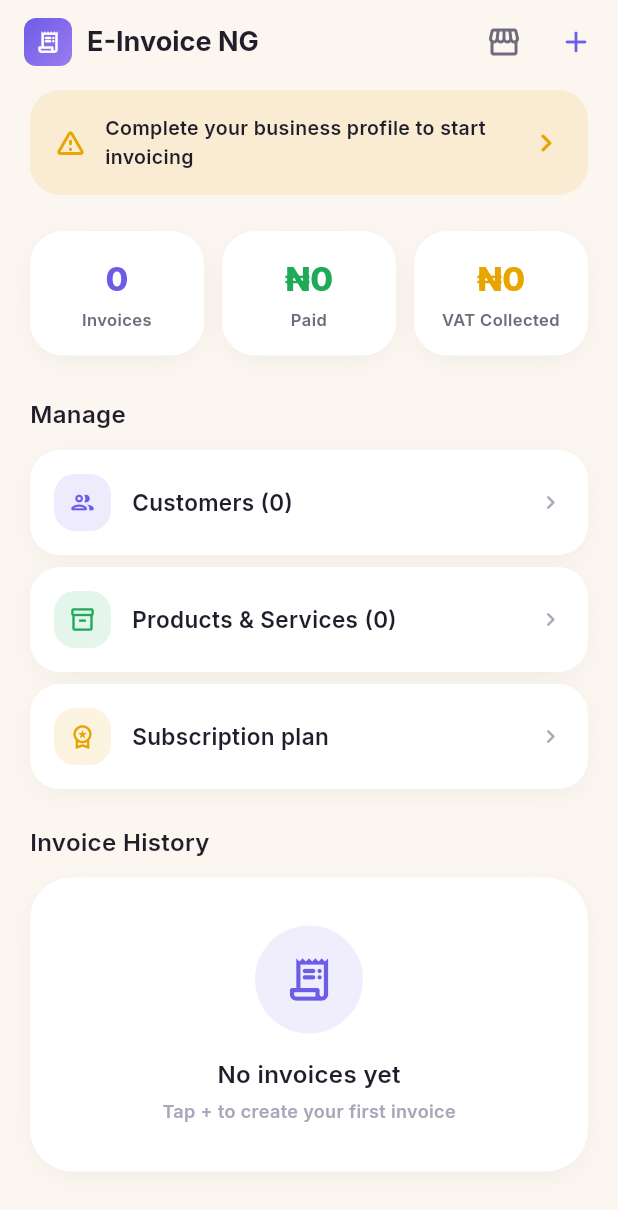
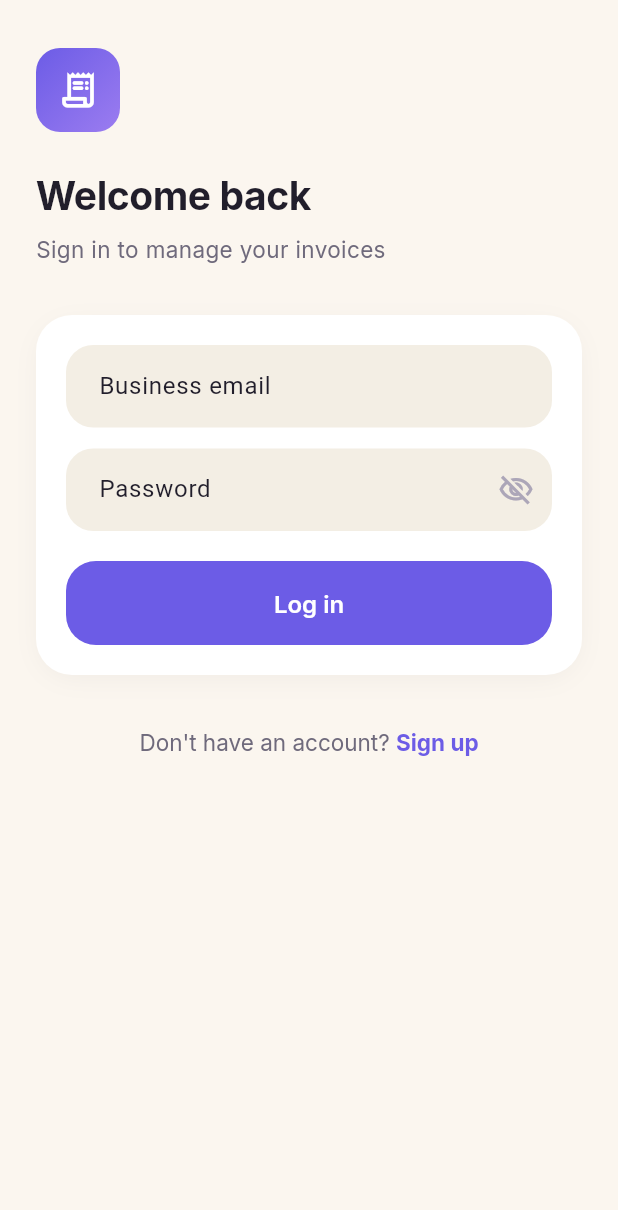
Before and after one commit to akinomosewo-cpu/einvoice_ng, a Flutter app: the screen it shows after launch, on a phone screen of 412 x 824 dp. Shown: the top 1210 px of the screen. Run offline on Flutter 3.47's test engine with Material 3 defaults, Android fonts, the phone set to English and light mode, and no system bars; drawn by our look-alikes of flutter_animate; our stand-ins replace bloc, equatable, flutter_bloc, gap, google_fonts, hive_flutter and 3 more; accounts and stored records are empty.

```diff
--- /dev/null
+++ b/lib/data/auth_service.dart
@@ -0,0 +1,108 @@
+import 'dart:convert';
+import 'dart:math';
+
+import 'package:crypto/crypto.dart';
+import 'package:hive_flutter/hive_flutter.dart';
+
+/// Local-only authentication for the offline-first app. There is no backend,
+/// so a single business account is stored on-device in Hive: a salted hash
+/// of the password (never the plaintext) plus a "logged in" flag that lets
+/// returning users skip straight to the dashboard.
+///
+/// This intentionally mirrors [LocalStore]'s style (a thin wrapper over a
+/// Hive box of plain values) so it needs no generated adapters.
+class AuthService {
+  static const _boxName = 'auth_box';
+  static const _keyEmail = 'email';
+  static const _keySalt = 'salt';
+  static const _keyHash = 'password_hash';
+  static const _keyLoggedIn = 'logged_in';
+
+  Box? _box;
+
+  Future<void> init() async {
+    // Safe to call even if Hive.initFlutter() already ran for LocalStore.
+    // If Hive has already been pointed at a storage directory (e.g. by a
+    // test calling Hive.init() directly, since initFlutter() needs a
+    // platform channel that isn't available in the test environment), this
+    // is a harmless no-op rather than a fatal error.
+    try {
+      await Hive.initFlutter();
+    } catch (_) {
+      // Fall through and rely on whatever Hive.init() already configured.
+    }
+    _box = await Hive.openBox(_boxName);
+  }
+
+  /// Whether a business account has already been created on this device.
+  bool get hasAccount => _box?.get(_keyEmail) != null;
+
+  /// Whether the current session is authenticated (persisted across app
+  /// restarts until [logout] is called).
+  bool get isLoggedIn => _box?.get(_keyLoggedIn, defaultValue: false) as bool? ?? false;
+
+  String? get currentEmail => _box?.get(_keyEmail) as String?;
+
+  String _generateSalt() {
+    final rand = Random.secure();
+    final bytes = List<int>.generate(16, (_) => rand.nextInt(256));
+    return base64Url.encode(bytes);
+  }
+
+  String _hash(String password, String salt) {
+    final digest = sha256.convert(utf8.encode('$salt:$password'));
+    return digest.toString();
+  }
+
+  /// Creates the local account, storing only a salted hash of [password].
+  /// Marks the session as logged in on success.
+  Future<AuthResult> signUp({required String email, required String password}) async {
+    final normalizedEmail = email.trim().toLowerCase();
+    if (normalizedEmail.isEmpty || !normalizedEmail.contains('@')) {
+      return AuthResult.failure('Enter a valid business email address.');
+    }
+    if (password.length < 6) {
+      return AuthResult.failure('Password must be at least 6 characters.');
+    }
+    final box = _box;
+    if (box == null) return AuthResult.failure('Storage is not ready. Please try again.');
+    final salt = _generateSalt();
+    await box.put(_keyEmail, normalizedEmail);
+    await box.put(_keySalt, salt);
+    await box.put(_keyHash, _hash(password, salt));
+    await box.put(_keyLoggedIn, true);
+    return AuthResult.success();
+  }
+
+  /// Validates [email]/[password] against the stored credential.
+  Future<AuthResult> login({required String email, required String password}) async {
+    final box = _box;
+    if (box == null) return AuthResult.failure('Storage is not ready. Please try again.');
+    final storedEmail = box.get(_keyEmail) as String?;
+    final storedSalt = box.get(_keySalt) as String?;
+    final storedHash = box.get(_keyHash) as String?;
+    if (storedEmail == null || storedSalt == null || storedHash == null) {
+      return AuthResult.failure('No account found on this device. Please sign up first.');
+    }
+    final normalizedEmail = email.trim().toLowerCase();
+    if (normalizedEmail != storedEmail || _hash(password, storedSalt) != storedHash) {
+      return AuthResult.failure('Incorrect email or password.');
+    }
+    await box.put(_keyLoggedIn, true);
+    return AuthResult.success();
+  }
+
+  /// Clears the "logged in" flag. The stored credential is kept so the user
+  /// can log back in without signing up again.
+  Future<void> logout() async {
+    await _box?.put(_keyLoggedIn, false);
+  }
+}
+
+class AuthResult {
+  final bool ok;
+  final String? message;
+  const AuthResult._(this.ok, this.message);
+  factory AuthResult.success() => const AuthResult._(true, null);
+  factory AuthResult.failure(String message) => AuthResult._(false, message);
+}
--- a/lib/main.dart
+++ b/lib/main.dart
@@ -3,7 +3,7 @@ import 'package:flutter/services.dart';
 import 'package:flutter_bloc/flutter_bloc.dart';
 import 'core/theme/app_theme.dart';
 import 'presentation/blocs/app_bloc.dart';
-import 'presentation/pages/home_page.dart';
+import 'presentation/pages/auth/splash_page.dart';
 
 void main() async {
   WidgetsFlutterBinding.ensureInitialized();
@@ -29,7 +29,7 @@ class EInvoiceApp extends StatelessWidget {
         theme: AppTheme.light,
         darkTheme: AppTheme.light,
         themeMode: ThemeMode.light,
-        home: const HomePage(),
+        home: const SplashPage(),
       ),
     );
   }
--- /dev/null
+++ b/lib/presentation/pages/auth/login_page.dart
@@ -0,0 +1,132 @@
+import 'package:flutter/material.dart';
+import 'package:gap/gap.dart';
+
+import '../../../core/routing/page_transitions.dart';
+import '../../../core/theme/app_theme.dart';
+import '../../../data/auth_service.dart';
+import '../home_page.dart';
+import 'signup_page.dart';
+
+/// Local sign-in screen. There is no backend: credentials are validated
+/// against the salted hash stored on-device by [AuthService].
+class LoginPage extends StatefulWidget {
+  final AuthService authService;
+  const LoginPage({super.key, required this.authService});
+
+  @override
+  State<LoginPage> createState() => _LoginPageState();
+}
+
+class _LoginPageState extends State<LoginPage> {
+  final _formKey = GlobalKey<FormState>();
+  final _email = TextEditingController();
+  final _password = TextEditingController();
+  bool _obscure = true;
+  bool _submitting = false;
+  String? _error;
+
+  @override
+  void dispose() {
+    _email.dispose();
+    _password.dispose();
+    super.dispose();
+  }
+
+  Future<void> _submit() async {
+    if (!(_formKey.currentState?.validate() ?? false)) return;
+    setState(() {
+      _submitting = true;
+      _error = null;
+    });
+    final result = await widget.authService.login(email: _email.text, password: _password.text);
+    if (!mounted) return;
+    setState(() => _submitting = false);
+    if (result.ok) {
+      pushReplacementFadeSlide(context, (_) => const HomePage());
+    } else {
+      setState(() => _error = result.message);
+    }
+  }
+
+  @override
+  Widget build(BuildContext context) {
+    return Scaffold(
+      backgroundColor: AppColors.background,
+      body: SafeArea(
+        child: SingleChildScrollView(
+          padding: const EdgeInsets.symmetric(horizontal: 24, vertical: 32),
+          child: Form(
+            key: _formKey,
+            child: Column(crossAxisAlignment: CrossAxisAlignment.start, children: [
+              Container(
+                width: 56,
+                height: 56,
+                decoration: BoxDecoration(gradient: AppColors.primaryGradient, borderRadius: BorderRadius.circular(16)),
+                child: const Icon(Icons.receipt_long_rounded, color: Colors.white, size: 28),
+              ),
+              const Gap(24),
+              Text('Welcome back', style: AppTextStyles.displaySmall.copyWith(color: AppColors.textPrimary)),
+              const Gap(6),
+              Text('Sign in to manage your invoices', style: AppTextStyles.bodyMedium.copyWith(color: AppColors.textSecondary)),
+              const Gap(32),
+              SoftCard(
+                radius: 24,
+                padding: const EdgeInsets.all(20),
+                child: Column(children: [
+                  TextFormField(
+                    controller: _email,
+                    keyboardType: TextInputType.emailAddress,
+                    style: AppTextStyles.bodyMedium.copyWith(color: AppColors.textPrimary),
+                    decoration: const InputDecoration(labelText: 'Business email'),
+                    validator: (v) => (v == null || v.trim().isEmpty) ? 'Enter your business email' : null,
+                  ),
+                  const Gap(14),
+                  TextFormField(
+                    controller: _password,
+                    obscureText: _obscure,
+                    style: AppTextStyles.bodyMedium.copyWith(color: AppColors.textPrimary),
+                    decoration: InputDecoration(
+                      labelText: 'Password',
+                      suffixIcon: IconButton(
+                        icon: Icon(_obscure ? Icons.visibility_off_outlined : Icons.visibility_outlined, color: AppColors.textTertiary),
+                        onPressed: () => setState(() => _obscure = !_obscure),
+                      ),
+                    ),
+                    validator: (v) => (v == null || v.isEmpty) ? 'Enter your password' : null,
+                    onFieldSubmitted: (_) => _submit(),
+                  ),
+                  if (_error != null) ...[
+                    const Gap(12),
+                    Text(_error!, style: AppTextStyles.labelMedium.copyWith(color: AppColors.danger)),
+                  ],
+                  const Gap(20),
+                  ElevatedButton(
+                    onPressed: _submitting ? null : _submit,
+                    child: _submitting
+                        ? const SizedBox(width: 20, height: 20, child: CircularProgressIndicator(strokeWidth: 2, color: Colors.white))
+                        : const Text('Log in'),
+                  ),
+                ]),
+              ),
+              const Gap(20),
+              Center(
+                child: TextButton(
+                  onPressed: () => pushReplacementFadeSlide(context, (_) => SignUpPage(authService: widget.authService)),
+                  child: RichText(
+                    text: TextSpan(
+                      style: AppTextStyles.bodyMedium.copyWith(color: AppColors.textSecondary),
+                      children: [
+                        const TextSpan(text: "Don't have an account? "),
+                        TextSpan(text: 'Sign up', style: AppTextStyles.bodyMedium.copyWith(color: AppColors.primary, fontWeight: FontWeight.w700)),
+                      ],
+                    ),
+                  ),
+                ),
+              ),
+            ]),
+          ),
+        ),
+      ),
+    );
+  }
+}
--- a/lib/presentation/pages/invoice_form_page.dart
+++ b/lib/presentation/pages/invoice_form_page.dart
@@ -1,3 +1,5 @@
+import 'dart:async';
+
 import 'package:flutter/material.dart';
 import 'package:flutter_bloc/flutter_bloc.dart';
 import 'package:gap/gap.dart';
@@ -8,6 +10,7 @@ import '../../domain/entities/customer.dart';
 import '../../domain/entities/invoice.dart';
 import '../../domain/entities/product.dart';
 import '../blocs/app_bloc.dart';
+import '../widgets/success_check.dart';
 
 /// Invoice creation form covering the fields a government-approved e-invoice
 /// layout requires: seller/buyer TIN & address, sequential invoice number,
@@ -201,6 +204,7 @@ class _InvoiceFormPageState extends State<InvoiceFormPage> {
       status: InvoiceStatus.draft,
     );
     bloc.add(InvoiceCreated(invoice));
+    unawaited(showSuccessOverlay(context, message: 'Invoice created'));
     Navigator.pop(context);
   }
 }
--- a/pubspec.yaml
+++ b/pubspec.yaml
@@ -12,6 +12,7 @@ dependencies:
   equatable: ^2.0.5
   hive: ^2.2.3
   hive_flutter: ^1.1.0
+  crypto: ^3.0.3
   dartz: ^0.10.1
   intl: ^0.19.0
   uuid: ^4.3.3
```
Also changed, not shown: lib/core/routing/page_transitions.dart (added, +32 -0 lines), lib/presentation/pages/auth/signup_page.dart (added, +150 -0 lines), lib/presentation/pages/auth/splash_page.dart (added, +108 -0 lines), lib/presentation/pages/home_page.dart (+36 -17 lines), lib/presentation/pages/invoice_detail_page.dart (+6 -1 lines), lib/presentation/widgets/success_check.dart (added, +87 -0 lines), pubspec.lock, 1 other file.
